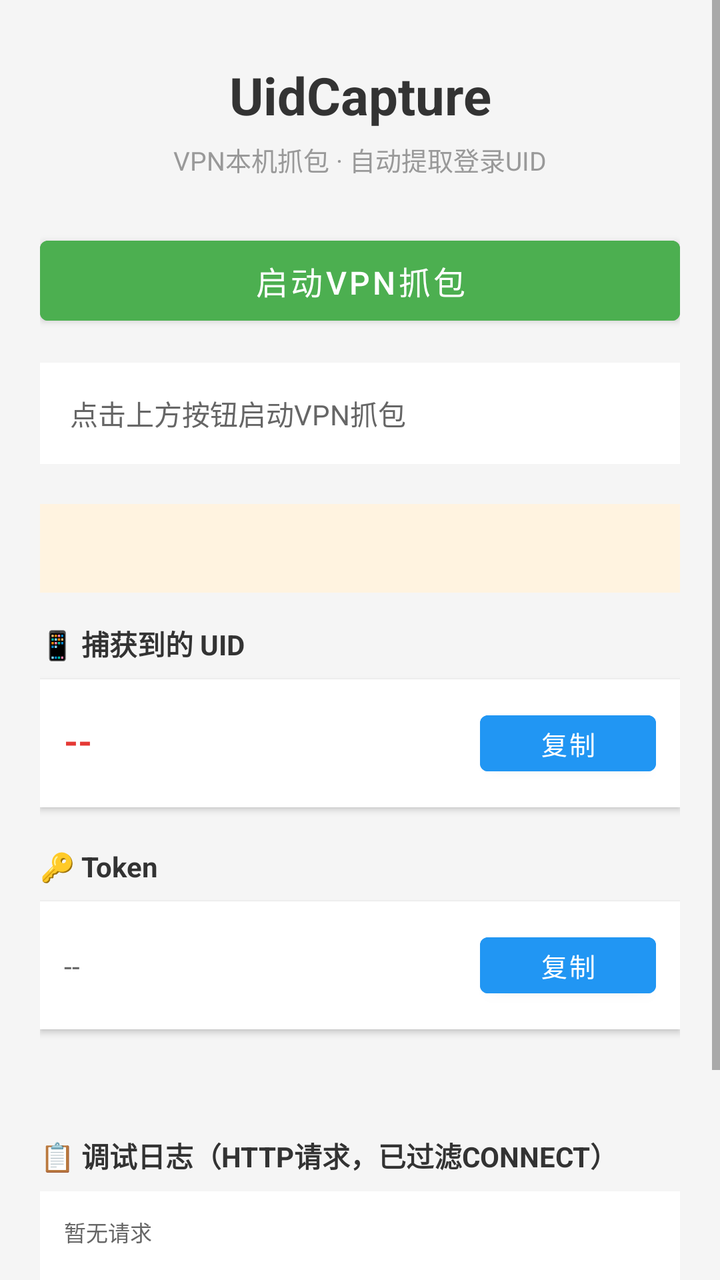
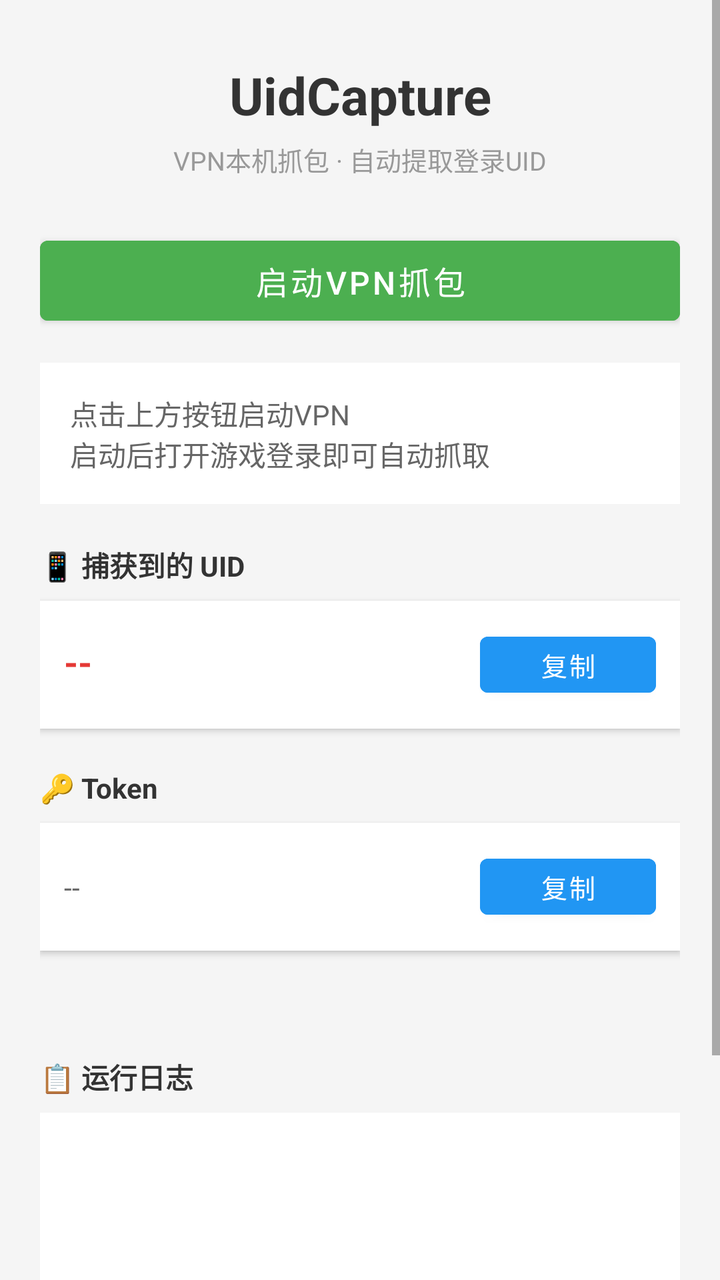

The first picture is an Android layout as it rendered before a commit; the second is the same layout after the commit. The layout source and the unified diff follow.
<!-- AndroidManifest.xml: application theme Theme.MaterialComponents.DayNight.NoActionBar -->
<!-- res/layout/activity_main.xml -->
<?xml version="1.0" encoding="utf-8"?>
<ScrollView xmlns:android="http://schemas.android.com/apk/res/android"
    android:layout_width="match_parent"
    android:layout_height="match_parent"
    android:background="#F5F5F5">

    <LinearLayout
        android:layout_width="match_parent"
        android:layout_height="wrap_content"
        android:orientation="vertical"
        android:padding="20dp">

        <TextView
            android:layout_width="match_parent"
            android:layout_height="wrap_content"
            android:text="UidCapture"
            android:textSize="26sp"
            android:textStyle="bold"
            android:textColor="#333333"
            android:gravity="center"
            android:layout_marginTop="10dp"
            android:layout_marginBottom="5dp"/>

        <TextView
            android:layout_width="match_parent"
            android:layout_height="wrap_content"
            android:text="VPN本机抓包 · 自动提取登录UID"
            android:textSize="13sp"
            android:textColor="#999999"
            android:gravity="center"
            android:layout_marginBottom="25dp"/>

        <Button
            android:id="@+id/btnToggle"
            android:layout_width="match_parent"
            android:layout_height="52dp"
            android:text="启动VPN抓包"
            android:textSize="16sp"
            android:backgroundTint="#4CAF50"
            android:textColor="#FFFFFF"
            android:layout_marginBottom="15dp"/>

        <TextView
            android:id="@+id/tvStatus"
            android:layout_width="match_parent"
            android:layout_height="wrap_content"
            android:text="点击上方按钮启动VPN抓包"
            android:textSize="14sp"
            android:textColor="#666666"
            android:background="#FFFFFF"
            android:padding="15dp"
            android:layout_marginBottom="20dp"/>

        
        <TextView
            android:id="@+id/tvTargetHit"
            android:layout_width="match_parent"
            android:layout_height="wrap_content"
            android:text=""
            android:textSize="15sp"
            android:textStyle="bold"
            android:background="#FFF3E0"
            android:padding="12dp"
            android:layout_marginBottom="15dp"/>

        <TextView
            android:layout_width="match_parent"
            android:layout_height="wrap_content"
            android:text="📱 捕获到的 UID"
            android:textSize="14sp"
            android:textColor="#333333"
            android:textStyle="bold"
            android:layout_marginBottom="8dp"/>

        <LinearLayout
            android:layout_width="match_parent"
            android:layout_height="wrap_content"
            android:orientation="horizontal"
            android:background="#FFFFFF"
            android:padding="12dp"
            android:layout_marginBottom="10dp"
            android:elevation="2dp">

            <TextView
                android:id="@+id/tvUid"
                android:layout_width="0dp"
                android:layout_height="wrap_content"
                android:layout_weight="1"
                android:text="--"
                android:textSize="18sp"
                android:textColor="#E53935"
                android:textStyle="bold"
                android:gravity="center_vertical"/>

            <Button
                android:id="@+id/btnCopyUid"
                android:layout_width="wrap_content"
                android:layout_height="40dp"
                android:text="复制"
                android:textSize="13sp"
                android:backgroundTint="#2196F3"
                android:textColor="#FFFFFF"/>
        </LinearLayout>

        <TextView
            android:layout_width="match_parent"
            android:layout_height="wrap_content"
            android:text="🔑 Token"
            android:textSize="14sp"
            android:textColor="#333333"
            android:textStyle="bold"
            android:layout_marginTop="10dp"
            android:layout_marginBottom="8dp"/>

        <LinearLayout
            android:layout_width="match_parent"
            android:layout_height="wrap_content"
            android:orientation="horizontal"
            android:background="#FFFFFF"
            android:padding="12dp"
            android:layout_marginBottom="10dp"
            android:elevation="2dp">

            <TextView
                android:id="@+id/tvToken"
                android:layout_width="0dp"
                android:layout_height="wrap_content"
                android:layout_weight="1"
                android:text="--"
                android:textSize="14sp"
                android:textColor="#666666"
                android:gravity="center_vertical"/>

            <Button
                android:id="@+id/btnCopyToken"
                android:layout_width="wrap_content"
                android:layout_height="40dp"
                android:text="复制"
                android:textSize="13sp"
                android:backgroundTint="#2196F3"
                android:textColor="#FFFFFF"/>
        </LinearLayout>

        <TextView
            android:id="@+id/tvUserName"
            android:layout_width="match_parent"
            android:layout_height="wrap_content"
            android:text=""
            android:textSize="13sp"
            android:textColor="#999999"
            android:layout_marginTop="5dp"
            android:gravity="center"/>

        <TextView
            android:layout_width="match_parent"
            android:layout_height="wrap_content"
            android:text="📋 调试日志（HTTP请求，已过滤CONNECT）"
            android:textSize="14sp"
            android:textColor="#333333"
            android:textStyle="bold"
            android:layout_marginTop="20dp"
            android:layout_marginBottom="8dp"/>

        <TextView
            android:id="@+id/tvDebug"
            android:layout_width="match_parent"
            android:layout_height="wrap_content"
            android:text="暂无请求"
            android:textSize="11sp"
            android:textColor="#666666"
            android:background="#FFFFFF"
            android:padding="12dp"
            android:fontFamily="monospace"
            android:minHeight="150dp"/>

    </LinearLayout>
</ScrollView>
<!-- resources referenced by this layout -->
<resources>

</resources>

<!-- the commit's change to res/layout/activity_main.xml (unified diff, before → after) -->
@@ -44,24 +44,12 @@
             android:id="@+id/tvStatus"
             android:layout_width="match_parent"
             android:layout_height="wrap_content"
-            android:text="点击上方按钮启动VPN抓包"
+            android:text="点击上方按钮启动VPN\n启动后打开游戏登录即可自动抓取"
             android:textSize="14sp"
             android:textColor="#666666"
             android:background="#FFFFFF"
             android:padding="15dp"
             android:layout_marginBottom="20dp"/>
-
-        
-        <TextView
-            android:id="@+id/tvTargetHit"
-            android:layout_width="match_parent"
-            android:layout_height="wrap_content"
-            android:text=""
-            android:textSize="15sp"
-            android:textStyle="bold"
-            android:background="#FFF3E0"
-            android:padding="12dp"
-            android:layout_marginBottom="15dp"/>
 
         <TextView
             android:layout_width="match_parent"
@@ -154,7 +142,7 @@
         <TextView
             android:layout_width="match_parent"
             android:layout_height="wrap_content"
-            android:text="📋 调试日志（HTTP请求，已过滤CONNECT）"
+            android:text="📋 运行日志"
             android:textSize="14sp"
             android:textColor="#333333"
             android:textStyle="bold"
@@ -162,16 +150,16 @@
             android:layout_marginBottom="8dp"/>
 
         <TextView
-            android:id="@+id/tvDebug"
+            android:id="@+id/tvLog"
             android:layout_width="match_parent"
-            android:layout_height="wrap_content"
-            android:text="暂无请求"
+            android:layout_height="200dp"
+            android:text=""
             android:textSize="11sp"
             android:textColor="#666666"
             android:background="#FFFFFF"
-            android:padding="12dp"
-            android:fontFamily="monospace"
-            android:minHeight="150dp"/>
+            android:padding="10dp"
+            android:gravity="top|start"
+            android:scrollbars="vertical"/>
 
     </LinearLayout>
 </ScrollView>
